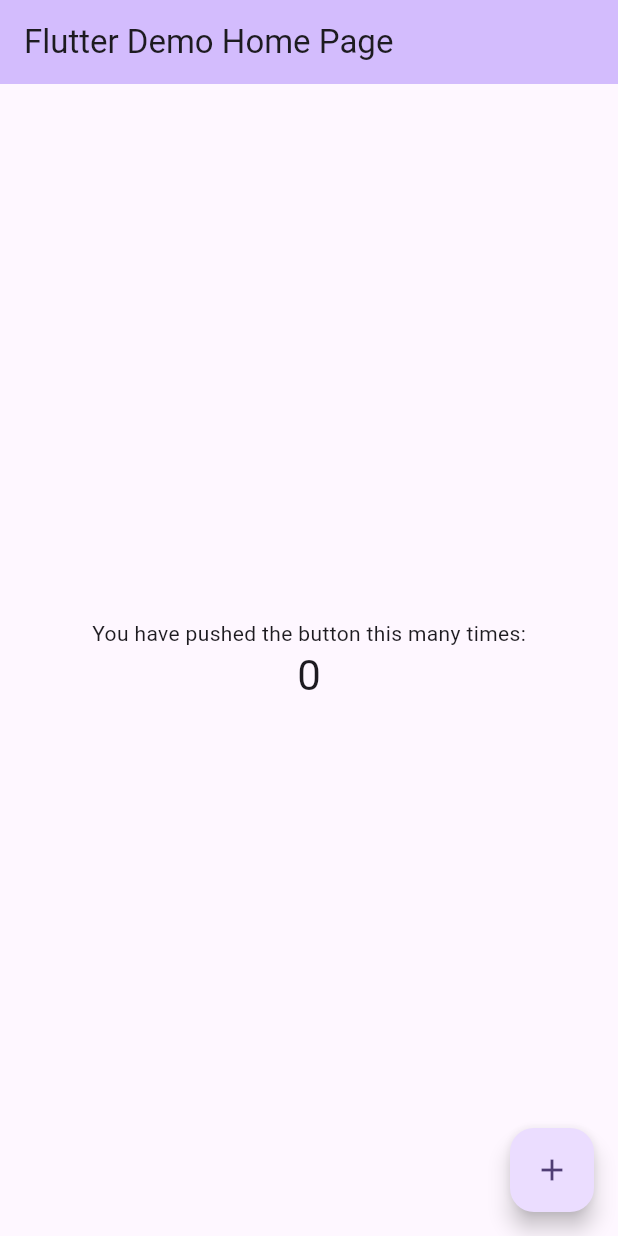
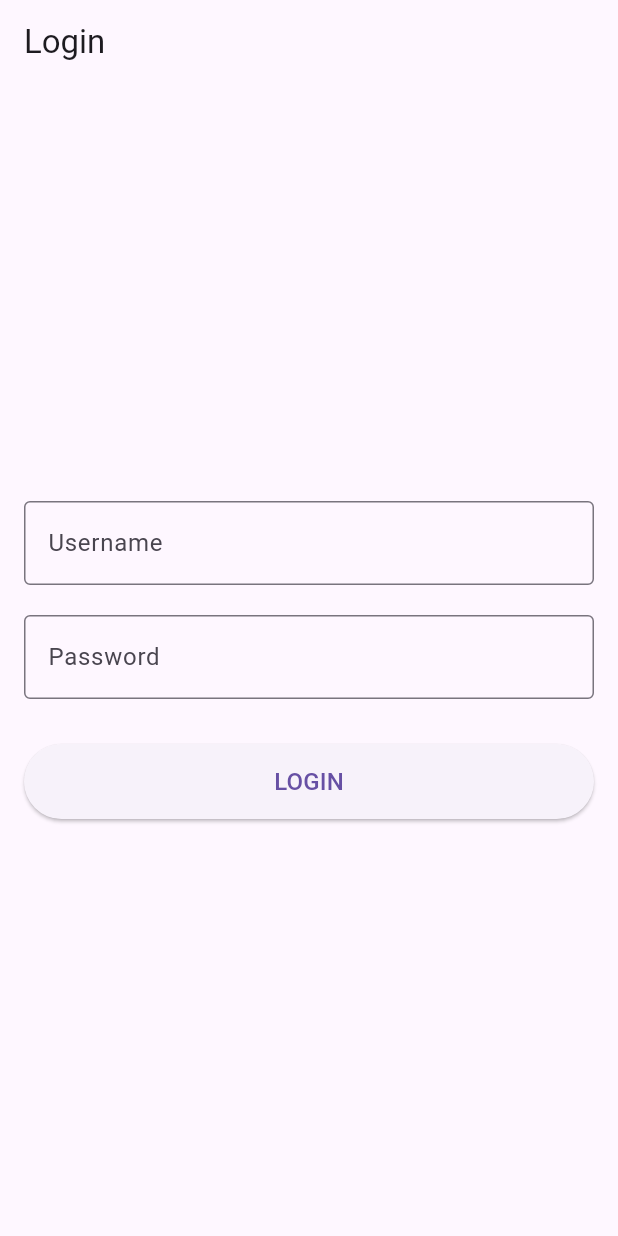
Before and after one commit to allenThomsonNetcore/dfl_sample, a Flutter app: the screen it shows after launch, on a phone screen of 412 x 824 dp. Run offline on Flutter 3.47's test engine with Material 3 defaults, Android fonts, the phone set to English and light mode, and no system bars; our stand-ins replace shared_preferences.

Commit message:
screens added

```diff
--- a/lib/LoginScreen.dart
+++ b/lib/LoginScreen.dart
@@ -0,0 +1,98 @@
+import 'package:flutter/material.dart';
+import 'package:shared_preferences/shared_preferences.dart';
+
+class LoginScreen extends StatefulWidget {
+  @override
+  _LoginScreenState createState() => _LoginScreenState();
+}
+
+class _LoginScreenState extends State<LoginScreen> {
+  final _formKey = GlobalKey<FormState>();
+  final _usernameController = TextEditingController();
+  final _passwordController = TextEditingController();
+  bool _isLoading = false;
+
+  _login() async {
+    if (_formKey.currentState!.validate()) {
+      setState(() {
+        _isLoading = true;
+      });
+
+      // Simulate login API call
+      await Future.delayed(Duration(seconds: 2));
+
+      // Save login state
+      final prefs = await SharedPreferences.getInstance();
+      await prefs.setBool('isLoggedIn', true);
+      await prefs.setString('username', _usernameController.text);
+
+      setState(() {
+        _isLoading = false;
+      });
+
+      // Navigate to main screen
+      Navigator.of(context).pushReplacementNamed('/main');
+    }
+  }
+
+  @override
+  Widget build(BuildContext context) {
+    return Scaffold(
+      appBar: AppBar(
+        title: Text('Login'),
+      ),
+      body: Padding(
+        padding: const EdgeInsets.all(16.0),
+        child: Form(
+          key: _formKey,
+          child: Column(
+            mainAxisAlignment: MainAxisAlignment.center,
+            children: [
+              TextFormField(
+                controller: _usernameController,
+                decoration: InputDecoration(
+                  labelText: 'Username',
+                  border: OutlineInputBorder(),
+                ),
+                validator: (value) {
+                  if (value == null || value.isEmpty) {
+                    return 'Please enter a username';
+                  }
+                  return null;
+                },
+              ),
+              SizedBox(height: 20),
+              TextFormField(
+                controller: _passwordController,
+                decoration: InputDecoration(
+                  labelText: 'Password',
+                  border: OutlineInputBorder(),
+                ),
+                obscureText: true,
+                validator: (value) {
+                  if (value == null || value.isEmpty) {
+                    return 'Please enter a password';
+                  }
+                  return null;
+                },
+              ),
+              SizedBox(height: 30),
+              _isLoading
+                  ? CircularProgressIndicator()
+                  : ElevatedButton(
+                      onPressed: _login,
+                      style: ElevatedButton.styleFrom(
+                        minimumSize: Size(double.infinity, 50),
+                      ),
+                      child: Text(
+                        'LOGIN',
+                        style: TextStyle(fontSize: 16),
+                      ),
+                    ),
+            ],
+          ),
+        ),
+      ),
+    );
+  }
+}
--- a/lib/main.dart
+++ b/lib/main.dart
@@ -1,125 +1,29 @@
+// main.dart
 import 'package:flutter/material.dart';
+import 'package:sampleapp_bfdl/SplashScreen.dart';
+import 'package:shared_preferences/shared_preferences.dart';
+
+import 'LoginScreen.dart';
+import 'MainScreen.dart';
 
 void main() {
-  runApp(const MyApp());
+  runApp(MyApp());
 }
 
 class MyApp extends StatelessWidget {
-  const MyApp({super.key});
-
-  // This widget is the root of your application.
   @override
   Widget build(BuildContext context) {
     return MaterialApp(
-      title: 'Flutter Demo',
+      title: 'Flutter Auth Demo',
       theme: ThemeData(
-        // This is the theme of your application.
-        //
-        // TRY THIS: Try running your application with "flutter run". You'll see
-        // the application has a purple toolbar. Then, without quitting the app,
-        // try changing the seedColor in the colorScheme below to Colors.green
-        // and then invoke "hot reload" (save your changes or press the "hot
-        // reload" button in a Flutter-supported IDE, or press "r" if you used
-        // the command line to start the app).
-        //
-        // Notice that the counter didn't reset back to zero; the application
-        // state is not lost during the reload. To reset the state, use hot
-        // restart instead.
-        //
-        // This works for code too, not just values: Most code changes can be
-        // tested with just a hot reload.
-        colorScheme: ColorScheme.fromSeed(seedColor: Colors.deepPurple),
-        useMaterial3: true,
+        primarySwatch: Colors.blue,
+        visualDensity: VisualDensity.adaptivePlatformDensity,
       ),
-      home: const MyHomePage(title: 'Flutter Demo Home Page'),
+      home: SplashScreen(),
+      routes: {
+        '/login': (context) => LoginScreen(),
+        '/main': (context) => MainScreen(),
+      },
     );
   }
 }
-
-class MyHomePage extends StatefulWidget {
-  const MyHomePage({super.key, required this.title});
-
-  // This widget is the home page of your application. It is stateful, meaning
-  // that it has a State object (defined below) that contains fields that affect
-  // how it looks.
-
-  // This class is the configuration for the state. It holds the values (in this
-  // case the title) provided by the parent (in this case the App widget) and
-  // used by the build method of the State. Fields in a Widget subclass are
-  // always marked "final".
-
-  final String title;
-
-  @override
-  State<MyHomePage> createState() => _MyHomePageState();
-}
-
-class _MyHomePageState extends State<MyHomePage> {
-  int _counter = 0;
-
-  void _incrementCounter() {
-    setState(() {
-      // This call to setState tells the Flutter framework that something has
-      // changed in this State, which causes it to rerun the build method below
-      // so that the display can reflect the updated values. If we changed
-      // _counter without calling setState(), then the build method would not be
-      // called again, and so nothing would appear to happen.
-      _counter++;
-    });
-  }
-
-  @override
-  Widget build(BuildContext context) {
-    // This method is rerun every time setState is called, for instance as done
-    // by the _incrementCounter method above.
-    //
-    // The Flutter framework has been optimized to make rerunning build methods
-    // fast, so that you can just rebuild anything that needs updating rather
-    // than having to individually change instances of widgets.
-    return Scaffold(
-      appBar: AppBar(
-        // TRY THIS: Try changing the color here to a specific color (to
-        // Colors.amber, perhaps?) and trigger a hot reload to see the AppBar
-        // change color while the other colors stay the same.
-        backgroundColor: Theme.of(context).colorScheme.inversePrimary,
-        // Here we take the value from the MyHomePage object that was created by
-        // the App.build method, and use it to set our appbar title.
-        title: Text(widget.title),
-      ),
-      body: Center(
-        // Center is a layout widget. It takes a single child and positions it
-        // in the middle of the parent.
-        child: Column(
-          // Column is also a layout widget. It takes a list of children and
-          // arranges them vertically. By default, it sizes itself to fit its
-          // children horizontally, and tries to be as tall as its parent.
-          //
-          // Column has various properties to control how it sizes itself and
-          // how it positions its children. Here we use mainAxisAlignment to
-          // center the children vertically; the main axis here is the vertical
-          // axis because Columns are vertical (the cross axis would be
-          // horizontal).
-          //
-          // TRY THIS: Invoke "debug painting" (choose the "Toggle Debug Paint"
-          // action in the IDE, or press "p" in the console), to see the
-          // wireframe for each widget.
-          mainAxisAlignment: MainAxisAlignment.center,
-          children: <Widget>[
-            const Text(
-              'You have pushed the button this many times:',
-            ),
-            Text(
-              '$_counter',
-              style: Theme.of(context).textTheme.headlineMedium,
-            ),
-          ],
-        ),
-      ),
-      floatingActionButton: FloatingActionButton(
-        onPressed: _incrementCounter,
-        tooltip: 'Increment',
-        child: const Icon(Icons.add),
-      ), // This trailing comma makes auto-formatting nicer for build methods.
-    );
-  }
-}
```
Also changed, not shown: lib/HomeScreen.dart (+52 -0 lines), lib/MainScreen.dart (+44 -0 lines), lib/ProfileScreen.dart (+92 -0 lines), lib/SplashScreen.dart (+45 -0 lines), 1 other file.
